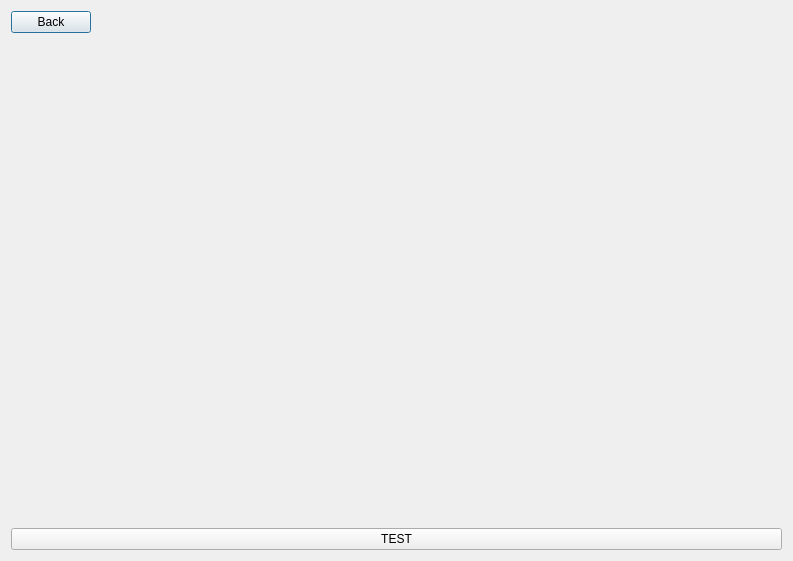
This is workbook.ui in ValeriaGrigoruants/Platform-for-learning-programming as Qt 5 draws it before an edit. The edited form follows.
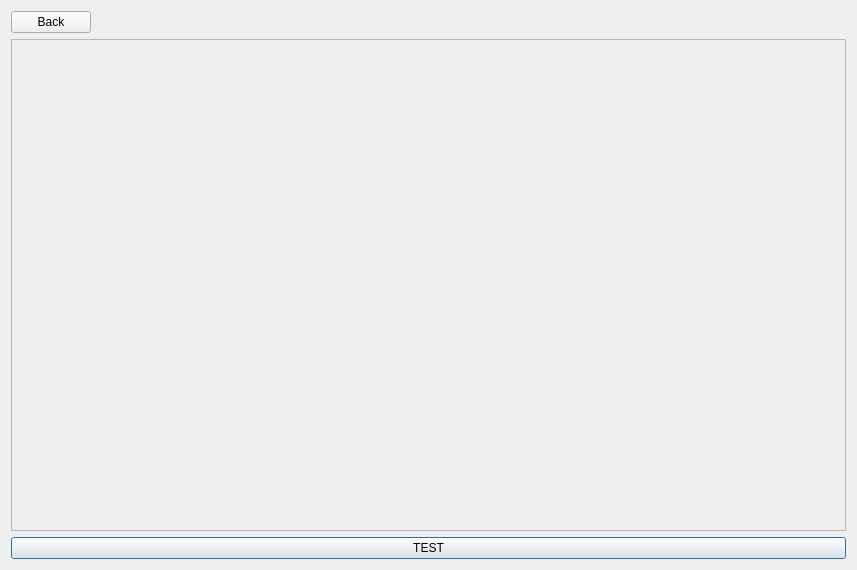
This is the edited form.

Diff of the .ui file:
```diff
--- a/workbook.ui
+++ b/workbook.ui
@@ -6,16 +6,76 @@
    <rect>
     <x>0</x>
     <y>0</y>
-    <width>793</width>
-    <height>561</height>
+    <width>857</width>
+    <height>570</height>
    </rect>
   </property>
   <property name="windowTitle">
    <string>Dialog</string>
   </property>
-  <layout class="QVBoxLayout" name="verticalLayout">
-   <item>
-    <layout class="QHBoxLayout" name="horizontalLayout">
+  <layout class="QGridLayout" name="gridLayout">
+   <item row="2" column="0">
+    <widget class="QScrollArea" name="scrollArea">
+     <property name="widgetResizable">
+      <bool>true</bool>
+     </property>
+     <widget class="QWidget" name="scrollAreaWidgetContents_2">
+      <property name="geometry">
+       <rect>
+        <x>0</x>
+        <y>0</y>
+        <width>833</width>
+        <height>474</height>
+       </rect>
+      </property>
+      <layout class="QVBoxLayout" name="verticalLayout">
+       <item>
+        <widget class="QLabel" name="textBrowser">
+         <property name="sizePolicy">
+          <sizepolicy hsizetype="Preferred" vsizetype="Preferred">
+           <horstretch>0</horstretch>
+           <verstretch>0</verstretch>
+          </sizepolicy>
+         </property>
+         <property name="mouseTracking">
+          <bool>false</bool>
+         </property>
+         <property name="tabletTracking">
+          <bool>false</bool>
+         </property>
+         <property name="acceptDrops">
+          <bool>false</bool>
+         </property>
+         <property name="frameShape">
+          <enum>QFrame::NoFrame</enum>
+         </property>
+         <property name="text">
+          <string>&lt;html&gt;&lt;head&gt;&lt;meta http-equiv=&quot;Content-Type&quot; content=&quot;text/html; charset=UTF-8&quot;&gt;&lt;/head&gt;&lt;body&gt;&lt;p&gt;&lt;br/&gt;&lt;/p&gt;&lt;/body&gt;&lt;/html&gt;</string>
+         </property>
+         <property name="scaledContents">
+          <bool>true</bool>
+         </property>
+         <property name="wordWrap">
+          <bool>true</bool>
+         </property>
+         <property name="openExternalLinks">
+          <bool>true</bool>
+         </property>
+        </widget>
+       </item>
+      </layout>
+     </widget>
+    </widget>
+   </item>
+   <item row="3" column="0">
+    <widget class="QPushButton" name="test">
+     <property name="text">
+      <string>TEST</string>
+     </property>
+    </widget>
+   </item>
+   <item row="0" column="0">
+    <layout class="QHBoxLayout" name="horizontalLayout_2">
      <item>
       <widget class="QPushButton" name="back">
        <property name="text">
@@ -30,41 +90,14 @@
        </property>
        <property name="sizeHint" stdset="0">
         <size>
-         <width>40</width>
-         <height>20</height>
+         <width>0</width>
+         <height>0</height>
         </size>
        </property>
       </spacer>
      </item>
     </layout>
    </item>
-   <item>
-    <spacer name="verticalSpacer">
-     <property name="orientation">
-      <enum>Qt::Vertical</enum>
-     </property>
-     <property name="sizeHint" stdset="0">
-      <size>
-       <width>20</width>
-       <height>40</height>
-      </size>
-     </property>
-    </spacer>
-   </item>
-   <item>
-    <widget class="QLabel" name="textBrowser">
-     <property name="text">
-      <string>&lt;html&gt;&lt;head&gt;&lt;meta http-equiv=&quot;Content-Type&quot; content=&quot;text/html; charset=UTF-8&quot;&gt;&lt;/head&gt;&lt;body&gt;&lt;p&gt;&lt;br/&gt;&lt;/p&gt;&lt;/body&gt;&lt;/html&gt;</string>
-     </property>
-    </widget>
-   </item>
-   <item>
-    <widget class="QPushButton" name="test">
-     <property name="text">
-      <string>TEST</string>
-     </property>
-    </widget>
-   </item>
   </layout>
  </widget>
  <resources/>
```
